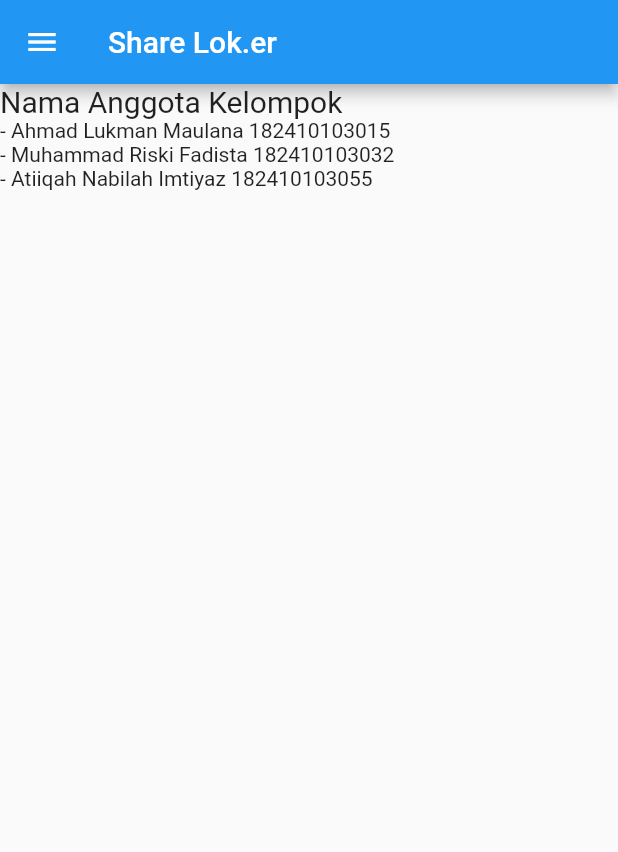
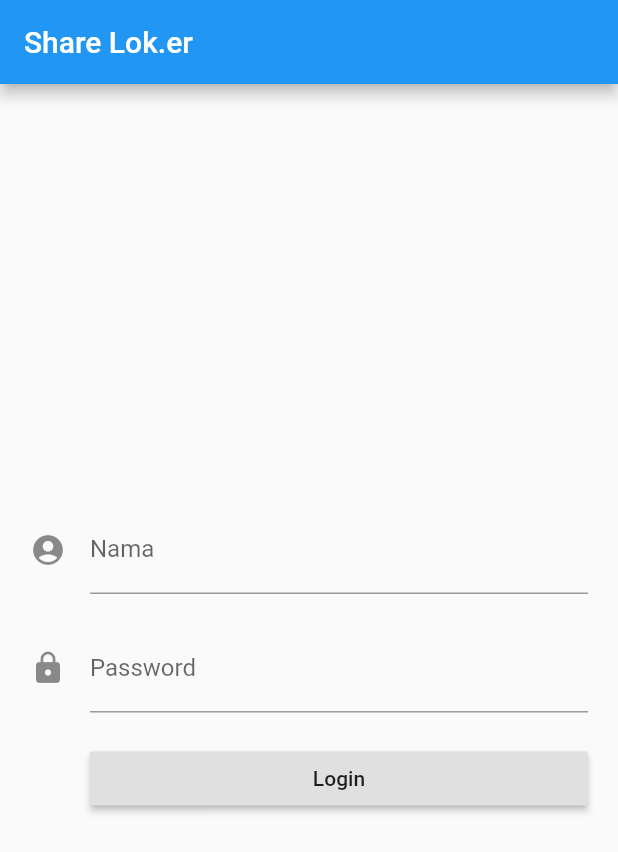
Before and after one commit to muhammadriskifadista/A_SDGs8, a Flutter app: the screen it shows after launch, on a phone screen of 412 x 824 dp. Shown: the top 852 px of the screen. Run offline on Flutter 3.47's test engine with Material 2 defaults, Android fonts, the light colour scheme and no system bars.

Commit message:
tampilan login
tampilan login

```diff
--- a/lib/main.dart
+++ b/lib/main.dart
@@ -1,56 +1,80 @@
-import 'package:flutter/material.dart'; //mengambil library flutter
+import 'package:flutter/material.dart';
 
-void main() {
-  var app = new MyApp();
-  runApp(app);
-} //fungsi utama yang akan menjadi entri point dari aplikasi yang dibuat
+void main() => runApp(MyApp());
 
 class MyApp extends StatelessWidget {
+  // This widget is the root of your application.
   @override
   Widget build(BuildContext context) {
     return MaterialApp(
       debugShowCheckedModeBanner:
           false, //menghilangkan tulisan debug pada pojok kanan atas
       title: 'SDGs8',
-      home: Scaffold(
-        appBar: AppBar(
-          title: Text('Share Lok.er'), //widget untuk membuat teks
-        ), //widget untuk membuat appbar
-        drawer: Drawer(
-          child: Text(''), //widget untuk membuat teks
-        ), //widget untuk membuat tab menu pojok kiri atas
-        body: Column(
-          children: [
-            Row(
-              children: [
-                Text(
-                  'Nama Anggota Kelompok',
-                  style: TextStyle(
-                      fontSize: 20), //widget untuk mengatur style text
-                ), //widget untuk membuat teks
-              ],
-            ), //widget untuk membuat baris
-            Row(
-              children: [
-                Text(
-                    '- Ahmad Lukman Maulana 182410103015 '), //widget untuk membuat teks
-              ],
-            ), //widget untuk membuat baris
-            Row(
-              children: [
-                Text(
-                    '- Muhammad Riski Fadista 182410103032'), //widget untuk membuat teks
-              ],
-            ), //widget untuk membuat baris
-            Row(
-              children: [
-                Text(
-                    '- Atiiqah Nabilah Imtiyaz 182410103055'), //widget untuk membuat teks
-              ],
-            ), //widget untuk membuat baris pada body
-          ],
-        ), //widget untuk membuat kolom pada body
-      ), //widget untuk struktur dasar material design
-    ); //widget yang membungkus beberapa widget yang menggunakan tema material design
+      home: MyHomePage(title: 'Share Lok.er'),
+    );
   }
 }
+
+class MyHomePage extends StatelessWidget {
+  MyHomePage({Key key, this.title}) : super(key: key);
+
+  final String title;
+
+  @override
+  Widget build(BuildContext context) {
+    return Scaffold(
+      appBar: AppBar(
+        title: Text(title),
+      ),
+      body: Center(
+        child: Padding(
+          padding: EdgeInsets.only(left: 20.0, right: 20.0),
+          child: Column(
+            mainAxisAlignment: MainAxisAlignment.center,
+            children: <Widget>[
+              Column(
+                children: <Widget>[
+                  TextField(
+                    decoration: InputDecoration(
+                      hintText: "Masukan Nama Lengkap Anda",
+                      icon: Icon(Icons.account_circle),
+                      labelText: 'Nama',
+                    ),
+                  ),
+                  Padding(
+                    padding: EdgeInsets.only(bottom: 20.0),
+                  ),
+                  //Password TextField
+                  TextField(
+                    decoration: InputDecoration(
+                      icon: Icon(Icons.lock),
+                      labelText: 'Password',
+                    ),
+                    obscureText: true,
+                  ),
+                  Padding(
+                    padding: EdgeInsets.only(bottom: 20.0),
+                  ),
+                  Row(
+                    mainAxisAlignment: MainAxisAlignment.end,
+                    children: <Widget>[
+                      Expanded(
+                        child: Padding(
+                          padding: const EdgeInsets.only(left: 40.0),
+                          child: RaisedButton(
+                            onPressed: () {},
+                            child: Text('Login'),
+                          ),
+                        ),
+                      ),
+                    ],
+                  )
+                ],
+              ),
+            ],
+          ),
+        ),
+      ),
+    );
+  }
+}
```
